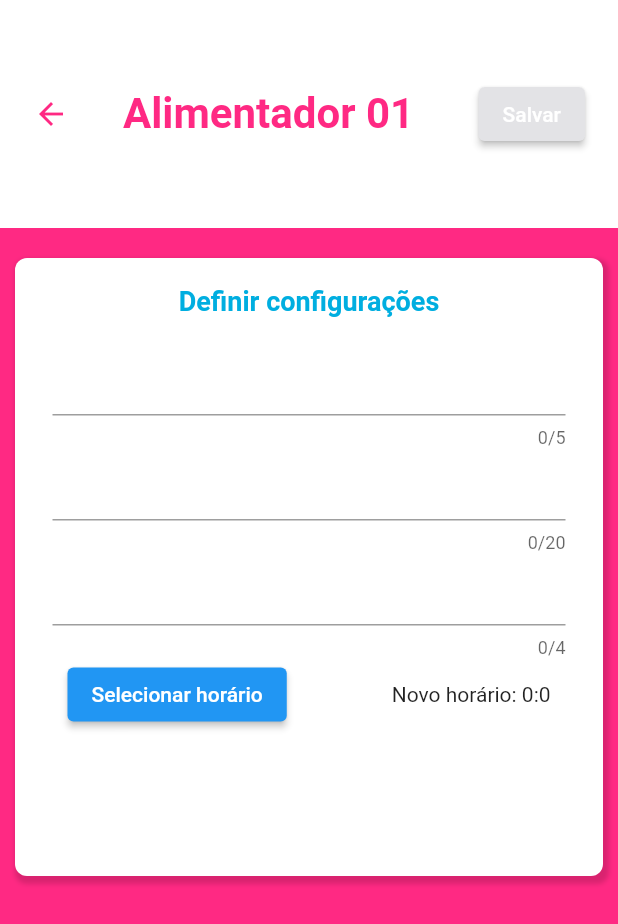
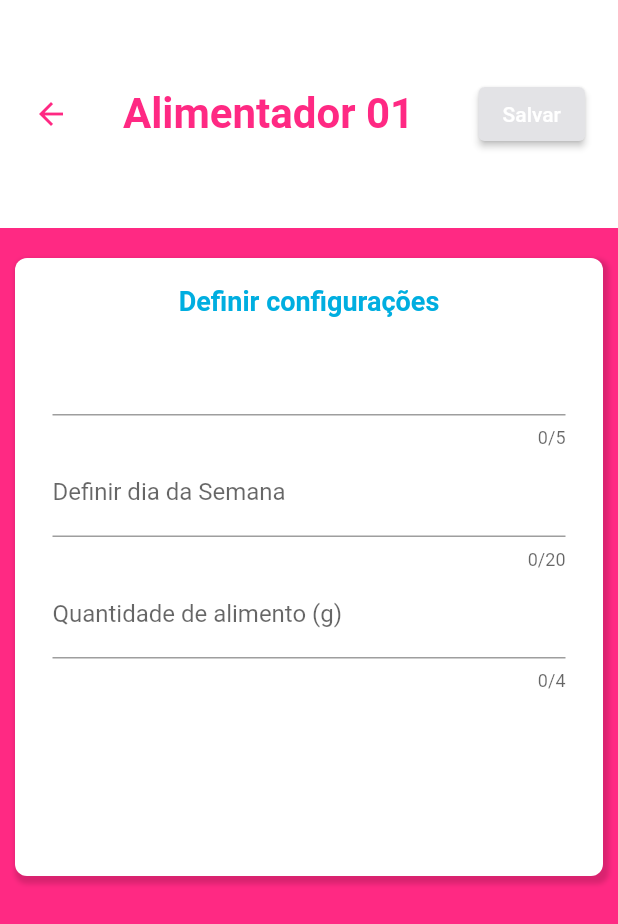
Before and after one commit to MateusLim4/PetEat, a Flutter app: the AddEditConfig screen opened directly, on a phone screen of 412 x 824 dp. Shown: the top 924 px of the screen. Run offline on Flutter 3.47's test engine with Material 2 defaults, Android fonts, the phone set to English and light mode, and no system bars; our stand-ins replace firebase_core, fl_chart, google_fonts, google_sign_in, shared_preferences, sqflite; missing offline and left inert: firebase_core_web, google_sign_in_web, shared_preferences_web; accounts and stored records are empty; Roboto replaces fonts that are missing (Sunflower).

Commit message:
com bugs

```diff
--- a/peteat/lib/modules/form/form.dart
+++ b/peteat/lib/modules/form/form.dart
@@ -3,7 +3,7 @@ import 'package:peteat/shared/themes/app_colors.dart';
 import 'package:peteat/shared/themes/app_text_style.dart';
 import 'package:peteat/shared/widgets/timewidget/clock.dart';
 
-class FormularioWidget extends StatelessWidget {
+class FormularioWidget extends StatefulWidget {
   final String? horario;
   final String? diaSemana;
   final String? alimento;
@@ -22,7 +22,13 @@ class FormularioWidget extends StatelessWidget {
       : super(key: key);
 
   @override
+  State<FormularioWidget> createState() => _FormularioWidgetState();
+}
+
+class _FormularioWidgetState extends State<FormularioWidget> {
+  @override
   Widget build(BuildContext context) {
+    TextEditingController timeCtl = TextEditingController();
     final size = MediaQuery.of(context).size;
     return Padding(
       padding: const EdgeInsets.only(right: 10.0, left: 10, top: 20),
@@ -59,35 +65,41 @@ class FormularioWidget extends StatelessWidget {
                 padding: const EdgeInsets.only(left: 25, right: 25),
                 child: buildAlimento(),
               ),
-              ClockWidget(),
             ],
           )),
     );
   }
 
   Widget buildHora() => TextFormField(
-        initialValue: horario,
+        initialValue: widget.horario,
         maxLength: 5,
         validator: (horario) =>
             horario != null && horario.isEmpty ? 'Preencha esse campo!' : null,
-        onChanged: onChangedHorario,
+        onChanged: widget.onChangedHorario,
       );
 
   Widget buildSemana() => TextFormField(
-        initialValue: diaSemana,
+        initialValue: widget.diaSemana,
         maxLength: 20,
         validator: (diaSemana) => diaSemana != null && diaSemana.isEmpty
             ? 'Preencha esse campo!'
             : null,
-        onChanged: onChangedDiaSemana,
+        onChanged: widget.onChangedDiaSemana,
+        decoration: const InputDecoration(
+          labelText: 'Definir dia da Semana',
+        ),
       );
 
   Widget buildAlimento() => TextFormField(
-        initialValue: alimento,
+        keyboardType: TextInputType.number,
+        initialValue: widget.alimento,
         maxLength: 4,
         validator: (alimento) => alimento != null && alimento.isEmpty
             ? 'Preencha esse campo!'
             : null,
-        onChanged: onChangedAlimento,
+        onChanged: widget.onChangedAlimento,
+        decoration: const InputDecoration(
+          labelText: 'Quantidade de alimento (g)',
+        ),
       );
 }
--- a/peteat/lib/modules/home/home1.dart
+++ b/peteat/lib/modules/home/home1.dart
@@ -3,6 +3,7 @@
 
 class OpsPage extends StatelessWidget {
   const OpsPage({Key? key}) : super(key: key);
+
   @override
   Widget build(BuildContext context) {
     final size = MediaQuery.of(context).size;
--- a/peteat/lib/modules/home/home_page_modal.dart
+++ b/peteat/lib/modules/home/home_page_modal.dart
@@ -68,10 +68,10 @@ class _ModalHomeWidgetState extends State<ModalHomeWidget> {
                                     onPressed: () {},
                                     child: Row(
                                       children: [
-                                        Icon(
+                                        const Icon(
                                           Icons.search,
                                         ),
-                                        Text('$buttonmessage')
+                                        Text(buttonmessage)
                                       ],
                                     )),
                               ),
--- a/peteat/pubspec.yaml
+++ b/peteat/pubspec.yaml
@@ -21,6 +21,12 @@ dependencies:
   weekday_selector: ^1.0.0
   flutter_local_notifications: ^9.0.1
   flutter_staggered_grid_view: ^0.4.1
+  flutter_launcher_icons: ^0.9.2
+
+flutter_icons:
+  image_path: "assets/images/pawprintPink.png"
+  android: true
+  ios: true
 
 dev_dependencies:
   flutter_test:
```
Also changed, not shown: peteat/lib/modules/config/config_detail.dart (+51 -11 lines), peteat/lib/modules/home/home2.dart (+23 -4 lines), peteat/lib/modules/home/home_page.dart (+41 -14 lines), peteat/pubspec.lock, 5 other files.
